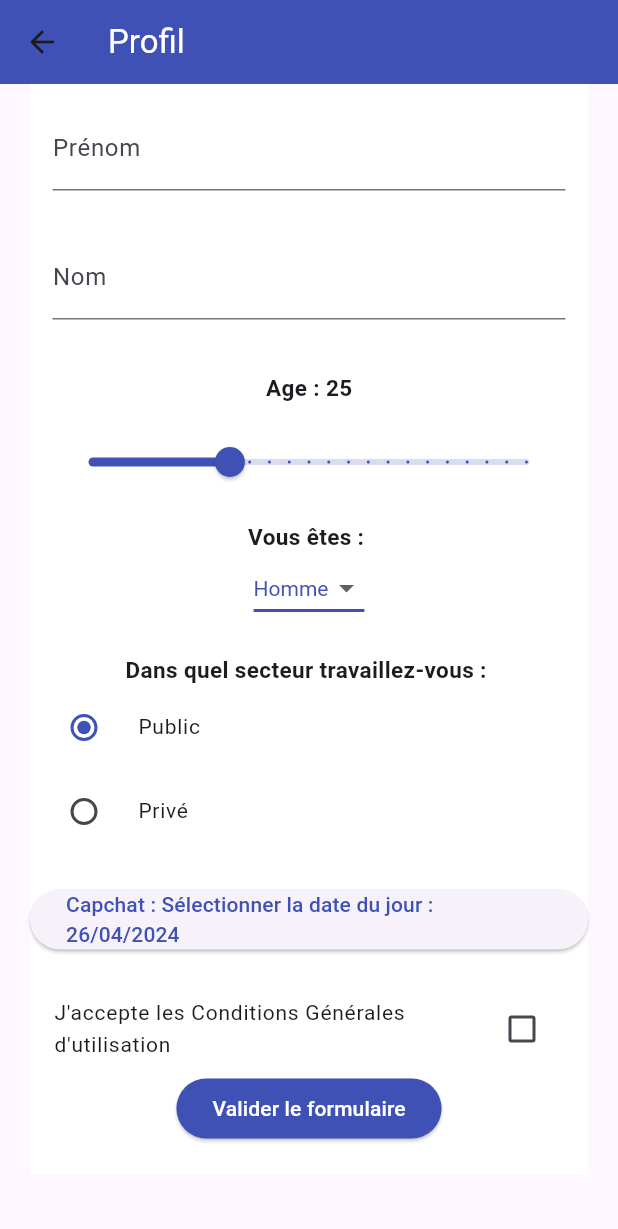
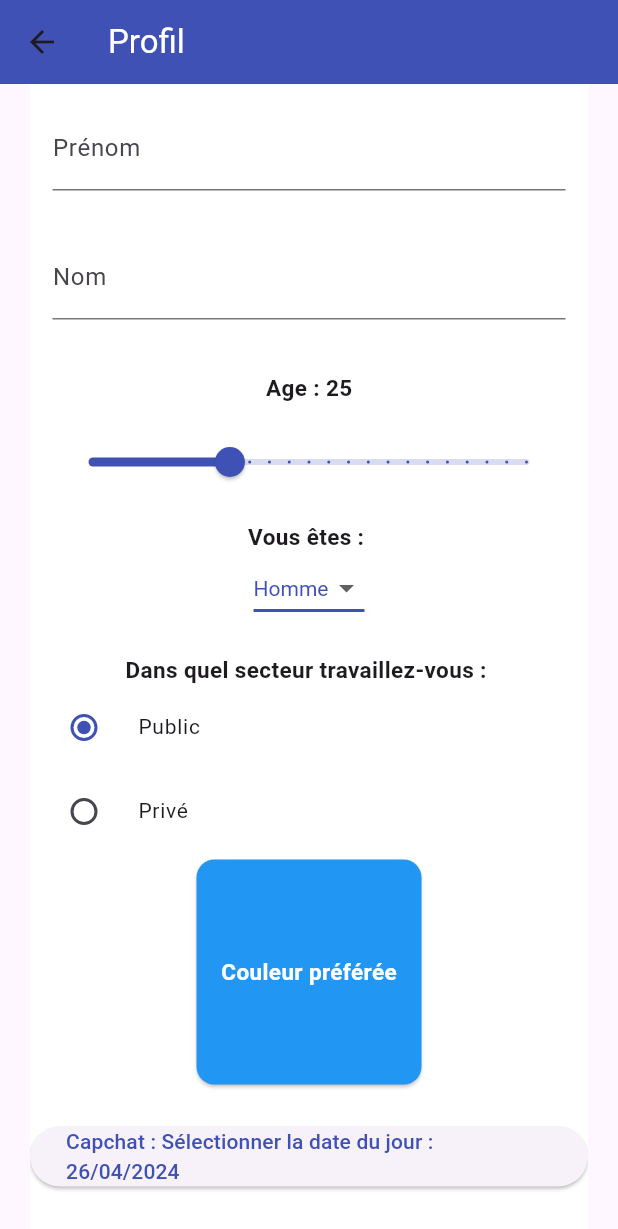
Before and after one commit to Antschw/intellij_flutter_test, a Flutter app: the SettingsScreen screen opened by its route, on a phone screen of 412 x 824 dp. Shown: the top 1229 px of the screen. Run offline on Flutter 3.47's test engine with Material 3 defaults, Android fonts, the phone set to English and light mode, and no system bars; our stand-ins replace audioplayers, package_info_plus.

Commit message:
Ajout couleur préférée

```diff
--- a/lib/screens/settings_screen.dart
+++ b/lib/screens/settings_screen.dart
@@ -24,6 +24,16 @@ class _SettingsScreenState extends State<SettingsScreen> {
   final _firstNameController = TextEditingController();
   final _lastNameController = TextEditingController();
   final player = AudioPlayer();
+  Color cardColor = Colors.blue;
+  final List<Color> colors = [Colors.blue, Colors.red, Colors.green, Colors.yellow, Colors.purple, Colors.orange, Colors.pink, Colors.indigo, Colors.teal, Colors.brown, Colors.grey, Colors.cyan, Colors.lime, Colors.amber, Colors.deepPurple, Colors.lightBlue, Colors.lightGreen, Colors.deepOrange, Colors.blueGrey, Colors.black, Colors.white, Colors.redAccent, Colors.greenAccent, Colors.blueAccent, Colors.yellowAccent, Colors.purpleAccent, Colors.orangeAccent, Colors.pinkAccent, Colors.indigoAccent, Colors.tealAccent, Colors.cyanAccent, Colors.limeAccent, Colors.amberAccent, Colors.deepPurpleAccent, Colors.lightBlueAccent, Colors.lightGreenAccent, Colors.deepOrangeAccent, Colors.blueGrey];
+  int colorIndex = 0;
+
+  void changeColor() {
+    setState(() {
+      colorIndex = (colorIndex + 1) % colors.length;
+      cardColor = colors[colorIndex];
+    });
+  }
 
   /// Fonction de validation du formulaire
   ///
@@ -268,6 +278,22 @@ class _SettingsScreenState extends State<SettingsScreen> {
                     ),
                   ],
                 ),
+                GestureDetector(
+                  onTap: changeColor,
+                  child: Card(
+                    color: cardColor,
+                    child: const SizedBox(
+                      width: 150,
+                      height: 150,
+                      child: Center(
+                        child: Text(
+                          'Couleur préférée',
+                          style: TextStyle(color: Colors.white, fontSize: 15, fontWeight: FontWeight.bold),
+                        ),
+                      ),
+                    ),
+                  ),
+                ),
                 const SizedBox(height: 20),
                 // Bouton pour sélectionner la date
                 ElevatedButton(
```
